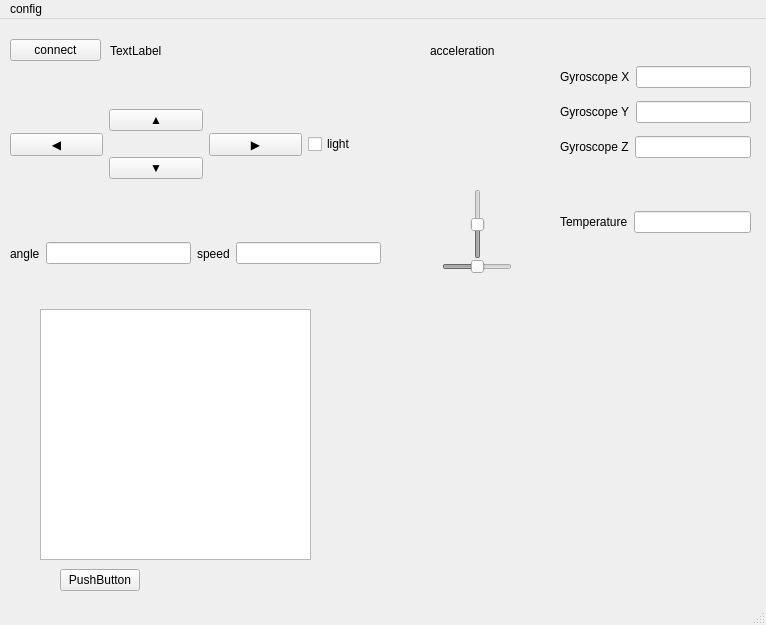
This is Software/Software_HQ/Garfield_Control/Garfield_control.ui in bapoth/Garfield as Qt 5 draws it before an edit. The edited form follows.
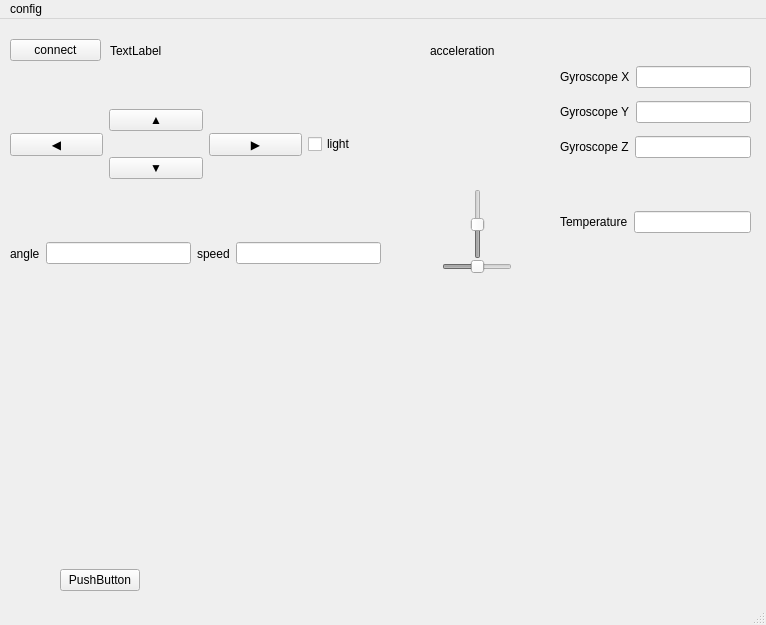
This is the edited form. Icons and pictures are not drawn.

```diff
--- a/Software/Software_HQ/Garfield_Control/Garfield_control.ui
+++ b/Software/Software_HQ/Garfield_Control/Garfield_control.ui
@@ -332,16 +332,6 @@
      <enum>Qt::Horizontal</enum>
     </property>
    </widget>
-   <widget class="QGraphicsView" name="graphicsView">
-    <property name="geometry">
-     <rect>
-      <x>40</x>
-      <y>290</y>
-      <width>271</width>
-      <height>251</height>
-     </rect>
-    </property>
-   </widget>
    <widget class="QLabel" name="label">
     <property name="geometry">
      <rect>
```
Left out of the diff: 6 changed lines with no effect on the pictures.
